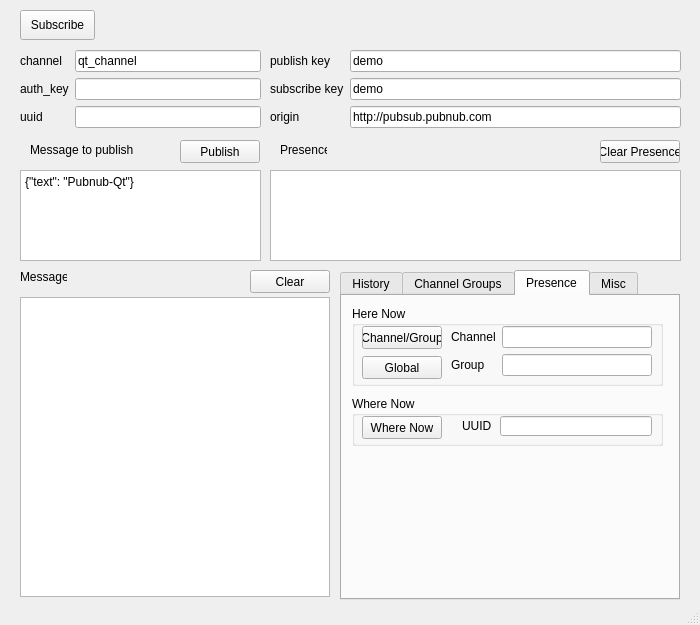
jplflyer/PubNub, file qt/console/pubnubconsole.ui: the form before one commit.
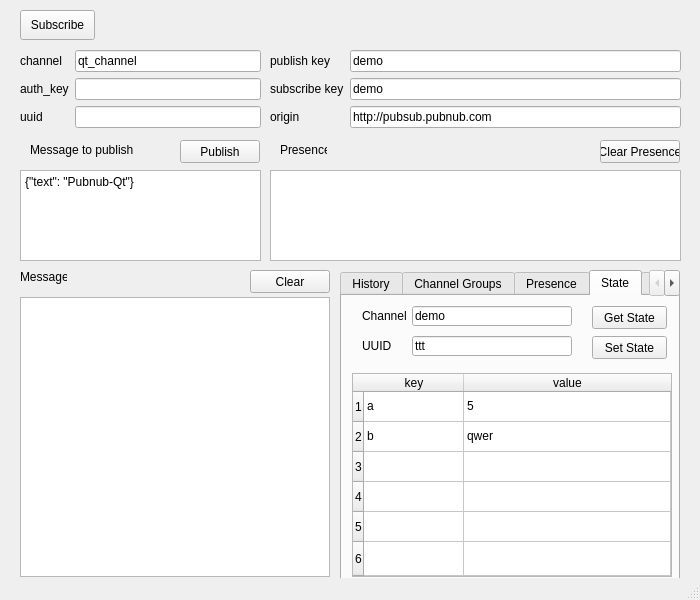
The form after the commit.

Commit message: Add state & presence tabs

```diff
--- a/qt/console/pubnubconsole.ui
+++ b/qt/console/pubnubconsole.ui
@@ -7,7 +7,7 @@
     <x>0</x>
     <y>0</y>
     <width>700</width>
-    <height>625</height>
+    <height>600</height>
    </rect>
   </property>
   <property name="windowTitle">
@@ -211,11 +211,11 @@
       <x>340</x>
       <y>270</y>
       <width>340</width>
-      <height>330</height>
+      <height>310</height>
      </rect>
     </property>
     <property name="currentIndex">
-     <number>2</number>
+     <number>3</number>
     </property>
     <widget class="QWidget" name="historyTab">
      <attribute name="title">
@@ -495,9 +495,159 @@
        </property>
       </widget>
      </widget>
-     <zorder>hereNowBox</zorder>
-     <zorder>groupBox</zorder>
-     <zorder>groupBox</zorder>
+    </widget>
+    <widget class="QWidget" name="stateTab">
+     <attribute name="title">
+      <string>State</string>
+     </attribute>
+     <widget class="QTableWidget" name="stateTable">
+      <property name="geometry">
+       <rect>
+        <x>10</x>
+        <y>77</y>
+        <width>320</width>
+        <height>204</height>
+       </rect>
+      </property>
+      <property name="horizontalScrollBarPolicy">
+       <enum>Qt::ScrollBarAlwaysOff</enum>
+      </property>
+      <property name="showDropIndicator" stdset="0">
+       <bool>false</bool>
+      </property>
+      <property name="dragDropOverwriteMode">
+       <bool>false</bool>
+      </property>
+      <property name="rowCount">
+       <number>6</number>
+      </property>
+      <property name="columnCount">
+       <number>2</number>
+      </property>
+      <attribute name="horizontalHeaderCascadingSectionResizes">
+       <bool>true</bool>
+      </attribute>
+      <attribute name="horizontalHeaderStretchLastSection">
+       <bool>true</bool>
+      </attribute>
+      <attribute name="verticalHeaderStretchLastSection">
+       <bool>true</bool>
+      </attribute>
+      <row/>
+      <row/>
+      <row/>
+      <row/>
+      <row/>
+      <row/>
+      <column>
+       <property name="text">
+        <string>key</string>
+       </property>
+      </column>
+      <column>
+       <property name="text">
+        <string>value</string>
+       </property>
+      </column>
+      <item row="0" column="0">
+       <property name="text">
+        <string>a</string>
+       </property>
+      </item>
+      <item row="0" column="1">
+       <property name="text">
+        <string>5</string>
+       </property>
+      </item>
+      <item row="1" column="0">
+       <property name="text">
+        <string>b</string>
+       </property>
+      </item>
+      <item row="1" column="1">
+       <property name="text">
+        <string>qwer</string>
+       </property>
+      </item>
+     </widget>
+     <widget class="QLineEdit" name="stateChannelField">
+      <property name="geometry">
+       <rect>
+        <x>70</x>
+        <y>10</y>
+        <width>160</width>
+        <height>20</height>
+       </rect>
+      </property>
+      <property name="text">
+       <string>demo</string>
+      </property>
+     </widget>
+     <widget class="QLabel" name="stateChannelLabel">
+      <property name="geometry">
+       <rect>
+        <x>20</x>
+        <y>10</y>
+        <width>47</width>
+        <height>20</height>
+       </rect>
+      </property>
+      <property name="text">
+       <string>Channel</string>
+      </property>
+     </widget>
+     <widget class="QPushButton" name="getStateButton">
+      <property name="geometry">
+       <rect>
+        <x>250</x>
+        <y>10</y>
+        <width>75</width>
+        <height>23</height>
+       </rect>
+      </property>
+      <property name="text">
+       <string>Get State</string>
+      </property>
+     </widget>
+     <widget class="QPushButton" name="setStateButton">
+      <property name="geometry">
+       <rect>
+        <x>250</x>
+        <y>40</y>
+        <width>75</width>
+        <height>23</height>
+       </rect>
+      </property>
+      <property name="text">
+       <string>Set State</string>
+      </property>
+     </widget>
+     <widget class="QLabel" name="stateUuidLabel">
+      <property name="geometry">
+       <rect>
+        <x>20</x>
+        <y>40</y>
+        <width>47</width>
+        <height>20</height>
+       </rect>
+      </property>
+      <property name="text">
+       <string>UUID</string>
+      </property>
+     </widget>
+     <widget class="QLineEdit" name="stateUuidField">
+      <property name="geometry">
+       <rect>
+        <x>70</x>
+        <y>40</y>
+        <width>160</width>
+        <height>20</height>
+       </rect>
+      </property>
+      <property name="text">
+       <string>ttt</string>
+      </property>
+     </widget>
     </widget>
     <widget class="QWidget" name="miscTab">
      <attribute name="title">
@@ -582,7 +732,7 @@
       <x>20</x>
       <y>297</y>
       <width>310</width>
-      <height>300</height>
+      <height>280</height>
      </rect>
     </property>
     <property name="readOnly">
```
Left out of the diff: 13 changed lines with no effect on the pictures. The commit also changes 2 other files.
